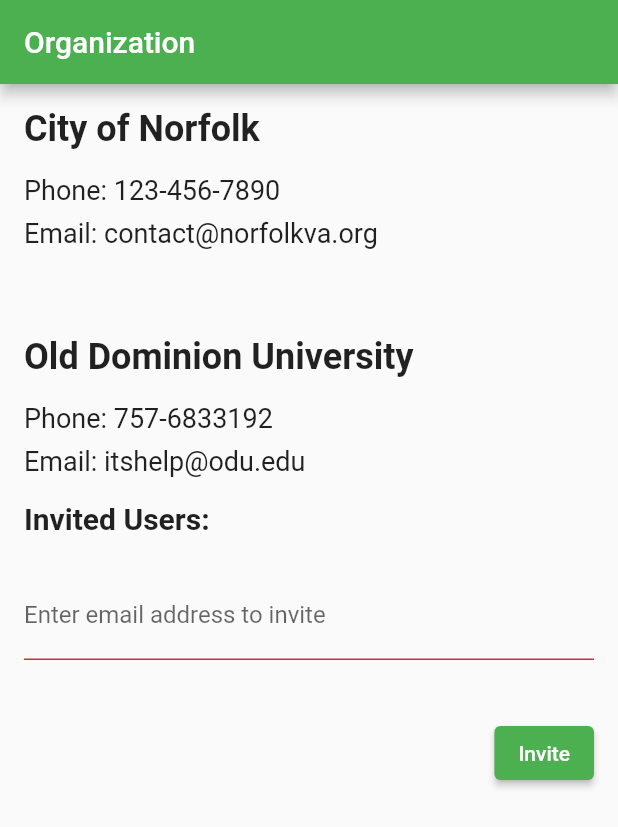
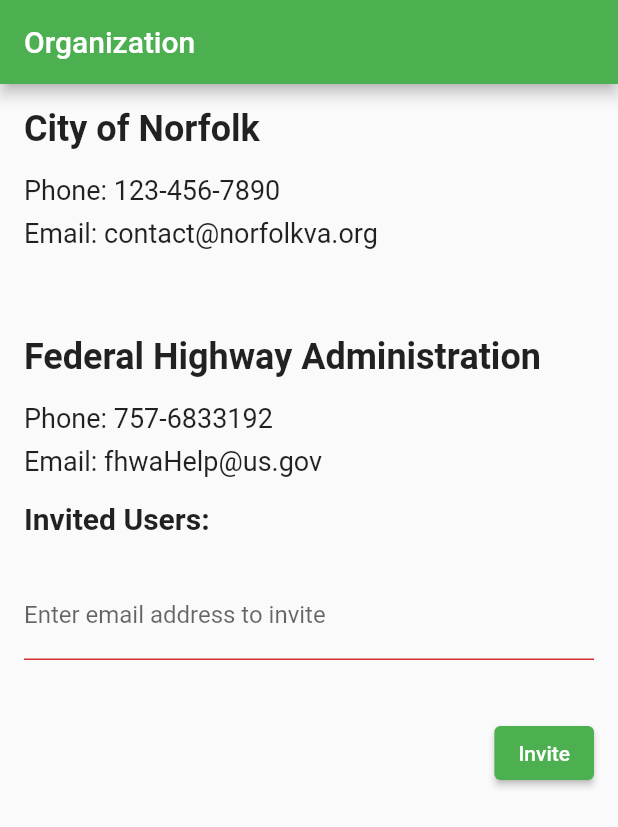
Before and after one commit to ShroudofDark/ClearAvenues-FrontEnd, a Flutter app: the ViewOrganization screen opened by its route, on a phone screen of 412 x 824 dp. Shown: the top 827 px of the screen. Run offline on Flutter 3.47's test engine with Material 2 defaults, Android fonts, the phone set to English and light mode, and no system bars; our stand-ins replace flutter_local_notifications, flutter_riverpod, geocoding, go_router, google_maps_flutter, image_picker and 2 more; missing offline and left inert: flutter_cupertino_datetime_picker.

Commit message:
minor change in the organization_screen

```diff
--- a/lib/features/account/view_organization.dart
+++ b/lib/features/account/view_organization.dart
@@ -14,9 +14,9 @@
   final String phone = "123-456-7890";
   final String email = "contact@norfolkva.org\n\n";
 
-  final String nameIn = "Old Dominion University ";
+  final String nameIn = "Federal Highway Administration";
   final String phoneIn = "757-6833192";
-  final String emailIn = "itshelp@odu.edu";
+  final String emailIn = "fhwaHelp@us.gov";
 
   final List<String> invitedUsers = [];
   final TextEditingController _emailController = TextEditingController();
```
